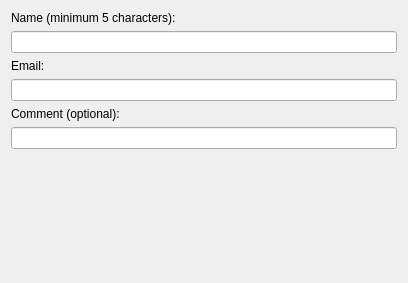
KDE/kgpg, file adduid.ui: the form before one commit.
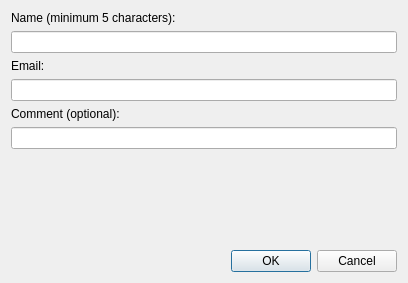
The form after the commit.

Commit message: Port KDialogs in KeysManager to QDialogs.

The edit to the form file:
```diff
--- a/adduid.ui
+++ b/adduid.ui
@@ -62,15 +62,15 @@
      </property>
     </spacer>
    </item>
+   <item>
+    <widget class="QDialogButtonBox" name="buttonBox">
+     <property name="standardButtons">
+      <set>QDialogButtonBox::Cancel|QDialogButtonBox::Ok</set>
+     </property>
+    </widget>
+   </item>
   </layout>
  </widget>
-  <customwidgets>
-  <customwidget>
-   <class>QLineEdit</class>
-   <extends>QLineEdit</extends>
-   <header>klineedit.h</header>
-  </customwidget>
- </customwidgets>
  <resources/>
  <connections/>
 </ui>
```
Left out of the diff: 37 changed lines with no effect on the pictures. The commit also changes 6 other files.
